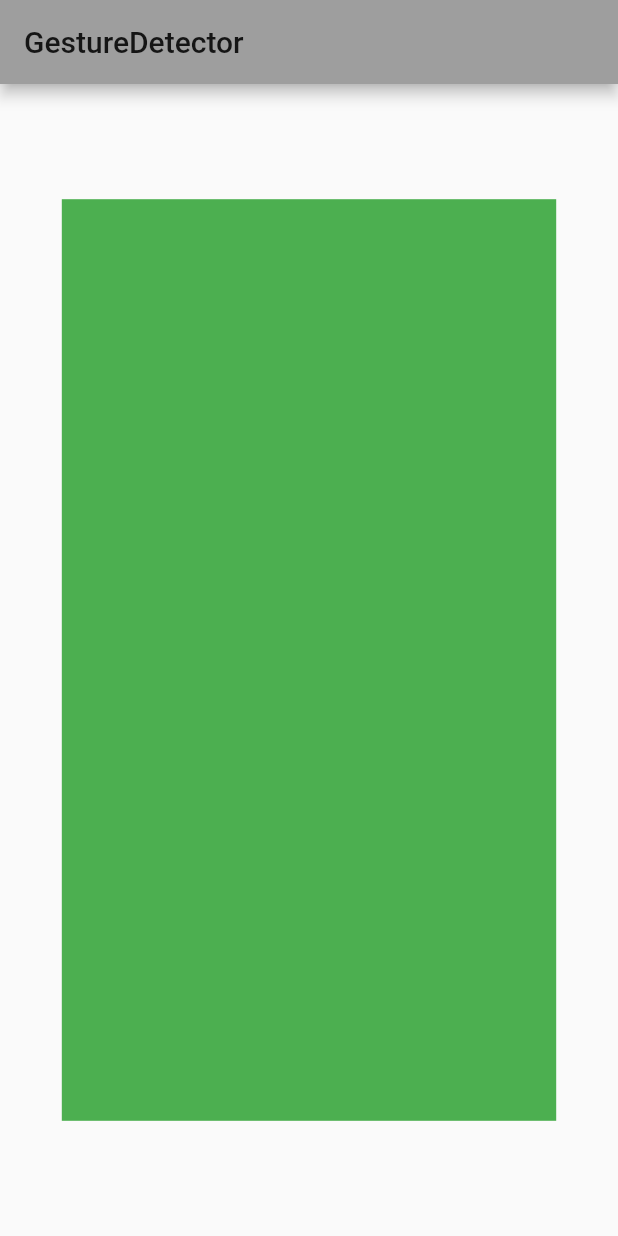
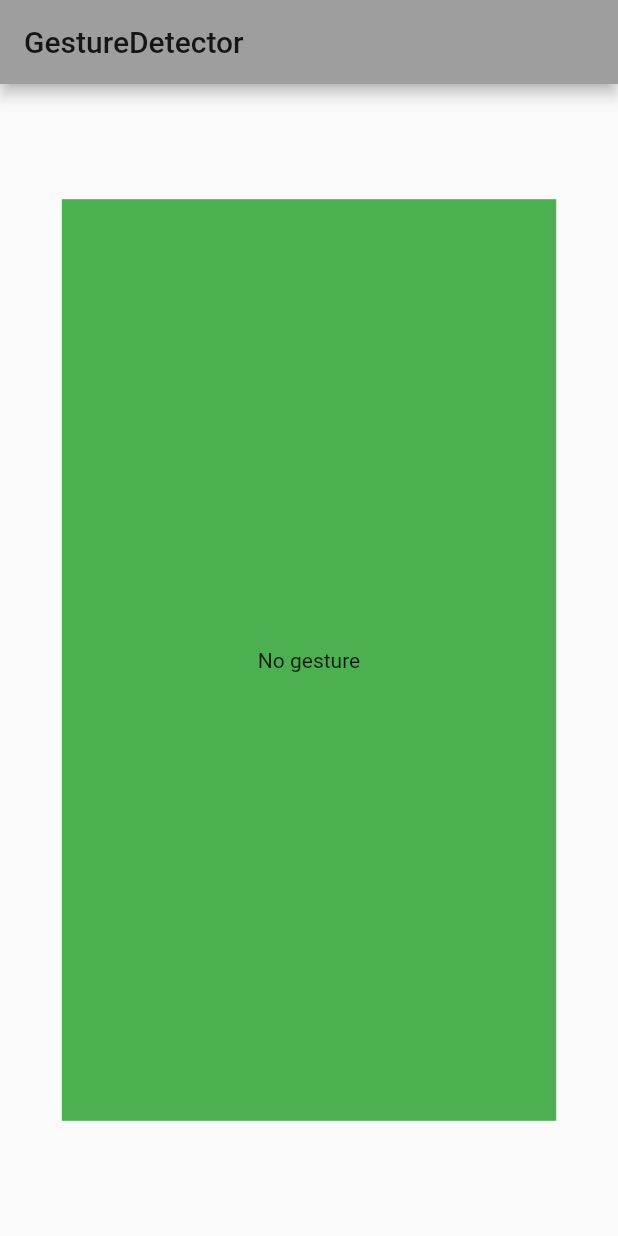
Before and after one commit to linnefromice/flutter_heart_app_01, a Flutter app: the screen it shows after launch, on a phone screen of 412 x 824 dp. Run offline on Flutter 3.47's test engine with Material 2 defaults, Android fonts, the phone set to English and light mode, and no system bars; our stand-ins replace flutter_rating_bar.

Commit message:
update gesture_detector_screen - use state

```diff
--- a/lib/screens/gesture_detector_screen.dart
+++ b/lib/screens/gesture_detector_screen.dart
@@ -1,7 +1,13 @@
 import 'package:flutter/material.dart';
 
-class GestureDetectorScreen extends StatelessWidget {
+class GestureDetectorScreen extends StatefulWidget {
+  @override
+  _GestureDetectorScreenState createState() => _GestureDetectorScreenState();
+}
+
+class _GestureDetectorScreenState extends State<GestureDetectorScreen> {
   final globalKey = GlobalKey<ScaffoldState>();
+  String _message = "No gesture";
 
   @override
   Widget build(BuildContext context) {
@@ -12,6 +18,9 @@ class GestureDetectorScreen extends StatelessWidget {
       ),
       body: GestureDetector(
         onTap: () {
+          setState(() {
+            _message = "Tap";
+          });
           final snackBar = SnackBar(content: Text("Tap"));
           globalKey.currentState.showSnackBar(snackBar);
         },
@@ -21,6 +30,9 @@ class GestureDetectorScreen extends StatelessWidget {
             heightFactor: 0.8,
             child: Container(
               color: Colors.green,
+              child: Center(
+                child: Text(_message),
+              ),
             ),
           ),
         )
```
